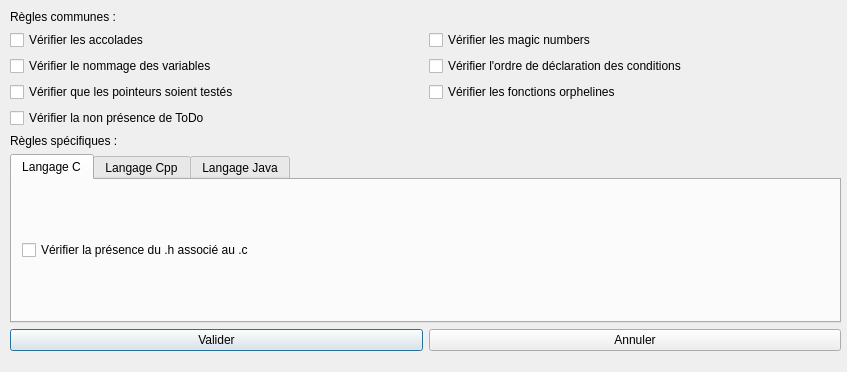
Before: the Qt Designer form rulechoicedialog.ui in FredBELDA/CodingRulesChecker, drawn with Qt 5.
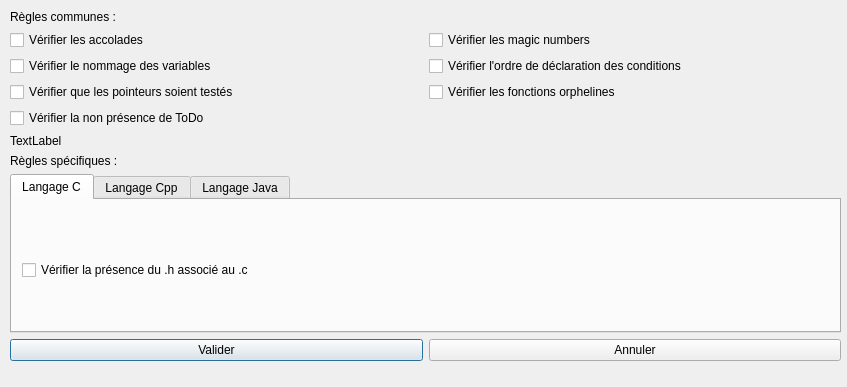
After: the same form once the commit is applied.

What changed in the file:
```diff
--- a/rulechoicedialog.ui
+++ b/rulechoicedialog.ui
@@ -7,7 +7,7 @@
     <x>0</x>
     <y>0</y>
     <width>847</width>
-    <height>372</height>
+    <height>387</height>
    </rect>
   </property>
   <property name="windowTitle">
@@ -19,7 +19,7 @@
      <x>10</x>
      <y>10</y>
      <width>831</width>
-     <height>341</height>
+     <height>351</height>
     </rect>
    </property>
    <layout class="QVBoxLayout" name="verticalLayout">
@@ -99,6 +99,13 @@
       </item>
      </layout>
     </item>
+    <item>
+     <widget class="QLabel" name="label_Separator">
+      <property name="text">
+       <string>TextLabel</string>
+      </property>
+     </widget>
+    </item>
     <item>
      <widget class="QLabel" name="label_SpecificRules">
       <property name="text">
```
